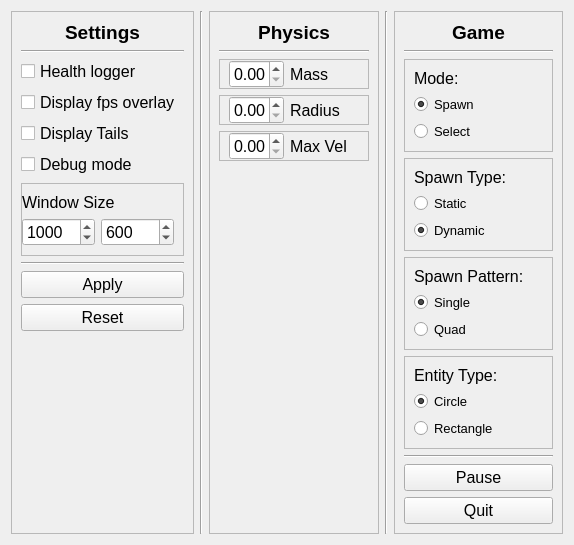
kpdudek/PhysicsSim, file ui/settings_window.ui: the form before one commit.
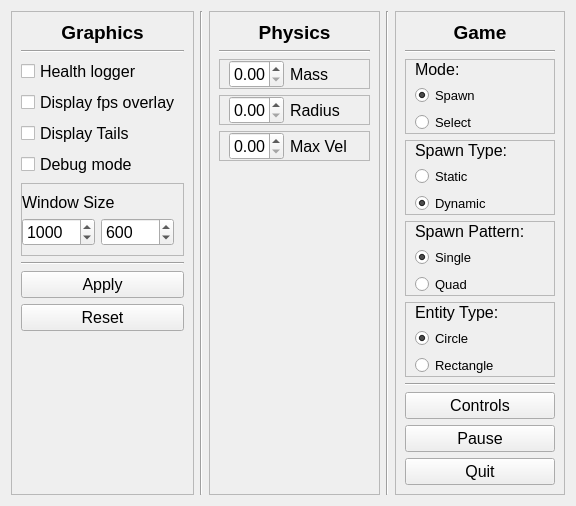
The form after the commit.

Diff of the .ui file:
```diff
--- a/ui/settings_window.ui
+++ b/ui/settings_window.ui
@@ -6,8 +6,8 @@
    <rect>
     <x>0</x>
     <y>0</y>
-    <width>574</width>
-    <height>533</height>
+    <width>576</width>
+    <height>494</height>
    </rect>
   </property>
   <property name="windowTitle">
@@ -263,7 +263,7 @@
          </font>
         </property>
         <property name="text">
-         <string>Settings</string>
+         <string>Graphics</string>
         </property>
         <property name="alignment">
          <set>Qt::AlignBottom|Qt::AlignHCenter</set>
@@ -502,6 +502,12 @@
          <enum>QFrame::Raised</enum>
         </property>
         <layout class="QGridLayout" name="gridLayout_3">
+         <property name="topMargin">
+          <number>0</number>
+         </property>
+         <property name="bottomMargin">
+          <number>0</number>
+         </property>
          <item row="1" column="0">
           <widget class="QRadioButton" name="radioButton">
            <property name="font">
@@ -553,6 +559,12 @@
          <enum>QFrame::Raised</enum>
         </property>
         <layout class="QGridLayout" name="gridLayout_4">
+         <property name="topMargin">
+          <number>0</number>
+         </property>
+         <property name="bottomMargin">
+          <number>0</number>
+         </property>
          <item row="0" column="0">
           <widget class="QLabel" name="label_9">
            <property name="font">
@@ -604,6 +616,12 @@
          <enum>QFrame::Raised</enum>
         </property>
         <layout class="QGridLayout" name="gridLayout_5">
+         <property name="topMargin">
+          <number>0</number>
+         </property>
+         <property name="bottomMargin">
+          <number>0</number>
+         </property>
          <item row="0" column="0">
           <widget class="QLabel" name="label_10">
            <property name="font">
@@ -655,6 +673,12 @@
          <enum>QFrame::Raised</enum>
         </property>
         <layout class="QGridLayout" name="gridLayout_6">
+         <property name="topMargin">
+          <number>0</number>
+         </property>
+         <property name="bottomMargin">
+          <number>0</number>
+         </property>
          <item row="0" column="0">
           <widget class="QLabel" name="label_11">
            <property name="font">
@@ -704,6 +728,18 @@
         </property>
        </widget>
       </item>
+      <item>
+       <widget class="QPushButton" name="controls_button">
+        <property name="font">
+         <font>
+          <pointsize>12</pointsize>
+         </font>
+        </property>
+        <property name="text">
+         <string>Controls</string>
+        </property>
+       </widget>
+      </item>
       <item>
        <widget class="QPushButton" name="pause_button">
         <property name="font">
```
Left out of the diff: 16 changed lines with no effect on the pictures.
